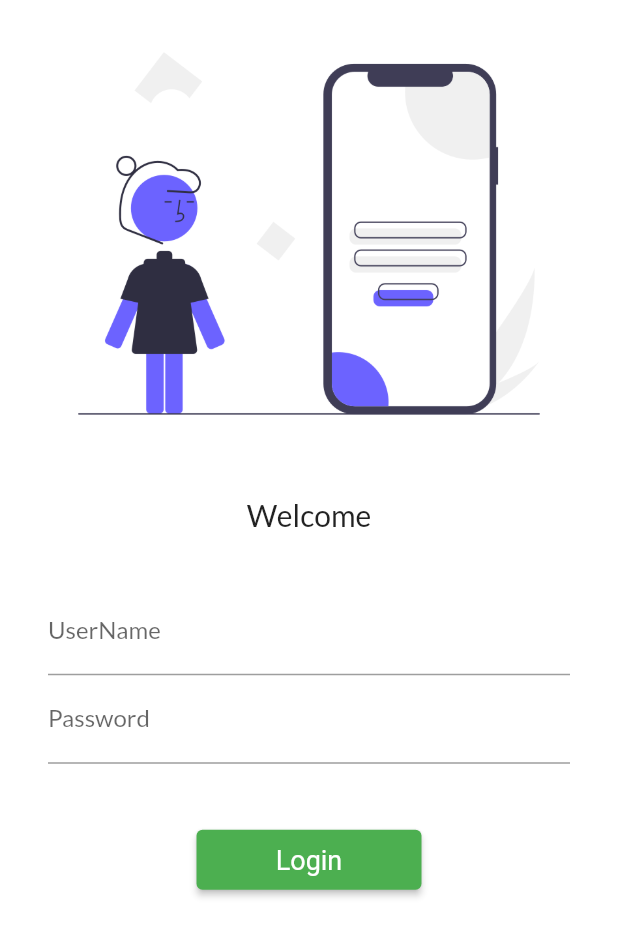
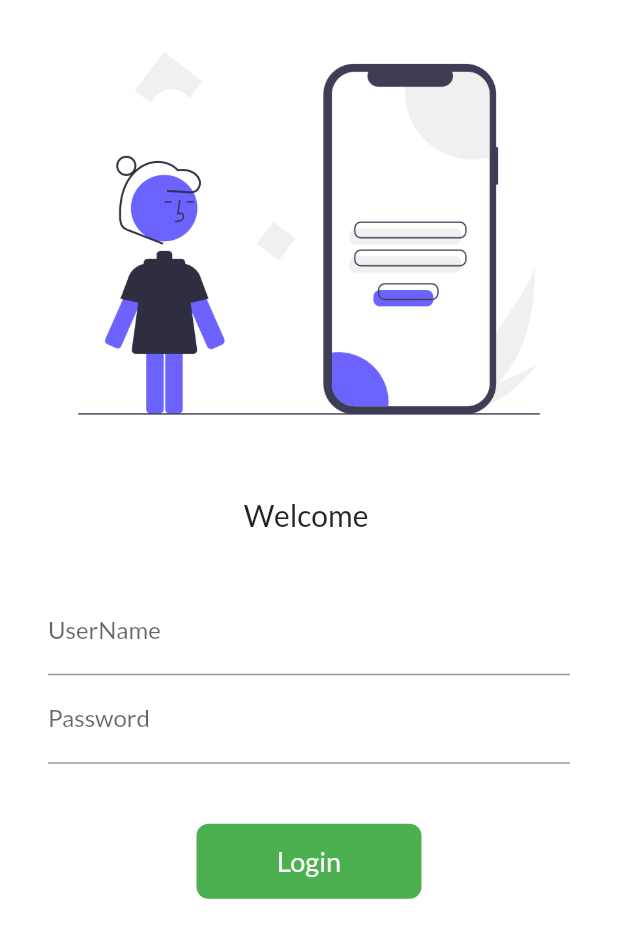
Before and after one commit to vineetsingh-27/30DaysOfFlutter, a Flutter app: the screen it shows after launch, on a phone screen of 412 x 824 dp. Shown: the top 938 px of the screen. Run offline on Flutter 3.47's test engine with Material 2 defaults, Android fonts, the phone set to English and light mode, and no system bars; our stand-ins replace google_fonts.

Commit message:
Day-5 complete

```diff
--- a/lib/pages/login_page.dart
+++ b/lib/pages/login_page.dart
@@ -1,8 +1,16 @@
 import 'package:flutter/material.dart';
 import 'package:flutter_catalog/routes/routes.dart';
 
-class LoginPage extends StatelessWidget {
+class LoginPage extends StatefulWidget {
   const LoginPage({super.key});
+
+  @override
+  State<LoginPage> createState() => _LoginPageState();
+}
+
+class _LoginPageState extends State<LoginPage> {
+  String name = "";
+  bool changeButton = false;
 
   @override
   Widget build(BuildContext context) {
@@ -15,9 +23,9 @@ class LoginPage extends StatelessWidget {
             const SizedBox(
               height: 20,
             ),
-            const Text(
-              "Welcome",
-              style: TextStyle(
+            Text(
+              "Welcome $name",
+              style: const TextStyle(
                 fontSize: 20,
               ),
             ),
@@ -32,6 +40,10 @@ class LoginPage extends StatelessWidget {
                   TextFormField(
                     decoration: const InputDecoration(
                         hintText: "Enter UserName", labelText: "UserName"),
+                    onChanged: (value) {
+                      name = value;
+                      setState(() {});
+                    },
                   ),
                   TextFormField(
                     obscureText: true,
@@ -43,16 +55,47 @@ class LoginPage extends StatelessWidget {
                   const SizedBox(
                     height: 40,
                   ),
-                  ElevatedButton(
-                    style: TextButton.styleFrom(
-                        textStyle: const TextStyle(fontSize: 18),
-                        foregroundColor: Colors.white,
-                        minimumSize: const Size(150, 40)),
-                    onPressed: (() {
+                  InkWell(
+                    onTap: () async {
+                      setState(() {
+                        changeButton = true;
+                      });
+                      await Future.delayed(const Duration(seconds: 1));
                       Navigator.pushNamed(context, MyRoutes.homeRoute);
-                    }),
-                    child: const Text("Login"),
-                  ),
+                    },
+                    child: AnimatedContainer(
+                      duration: const Duration(seconds: 1),
+                      width: changeButton ? 50 : 150,
+                      height: 50,
+                      decoration: BoxDecoration(
+                        color: Colors.green,
+                        borderRadius:
+                            BorderRadius.circular(changeButton ? 50 : 8),
+                      ),
+                      alignment: Alignment.center,
+                      child: changeButton
+                          ? const Icon(
+                              Icons.done,
+                              color: Colors.white,
+                            )
+                          : const Text(
+                              "Login",
+                              style:
+                                  TextStyle(color: Colors.white, fontSize: 18),
+                            ),
+                    ),
+                  )
+                  // ElevatedButton(
+                  //   style: TextButton.styleFrom(
+                  //       textStyle: const TextStyle(fontSize: 18),
+                  //       foregroundColor: Colors.white,
+                  //       minimumSize: const Size(150, 40),
+                  //                               ),
+                  //   onPressed: (() {
+                  //     Navigator.pushNamed(context, MyRoutes.homeRoute);
+                  //   }),
+                  //   child: const Text("Login"),
+                  // ),
                 ],
               ),
             )
```
